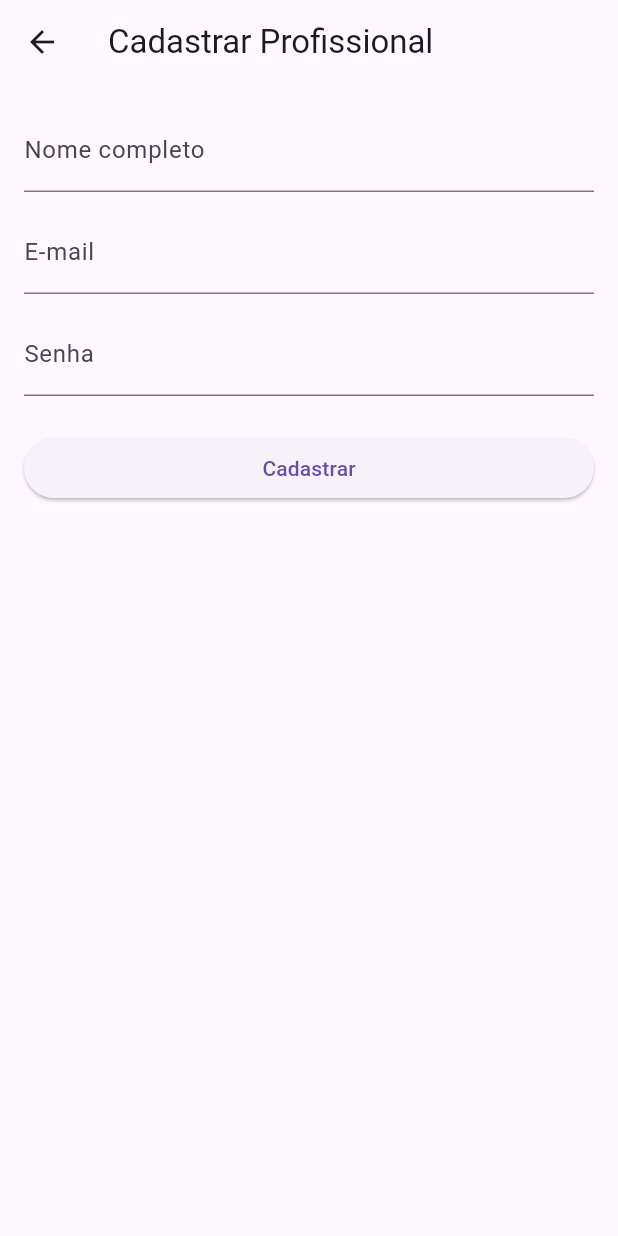
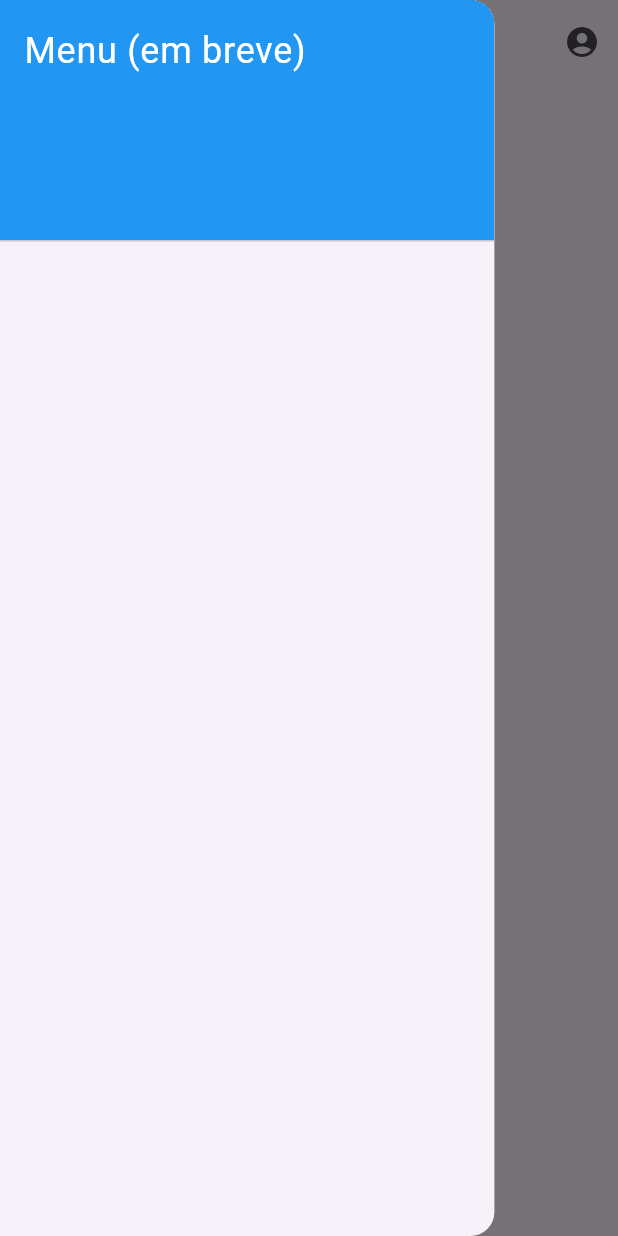
Before and after one commit to Cortexautocom/Navalha, a Flutter app: the CadastroProfissionalPage screen opened directly with empty values, with the side drawer open (before the commit the screen has no drawer), on a phone screen of 412 x 824 dp. Run offline on Flutter 3.47's test engine with Material 3 defaults, Android fonts, the light colour scheme and no system bars; our stand-ins replace cloud_firestore, firebase_auth, firebase_core; accounts and stored records are empty.

Commit message:
Foi criada a topbar padrão, correção de erros no acesso a dados na lista suspensa

```diff
--- a/lib/screens/cadastro_profissional.dart
+++ b/lib/screens/cadastro_profissional.dart
@@ -1,6 +1,7 @@
 import 'package:flutter/material.dart';
 import 'package:firebase_auth/firebase_auth.dart';
 import 'package:cloud_firestore/cloud_firestore.dart';
+import '../widgets/topbar.dart';
 
 class CadastroProfissionalPage extends StatefulWidget {
   final String salaoId; // ID do salão do admin logado
@@ -61,44 +62,22 @@ class _CadastroProfissionalPageState extends State<CadastroProfissionalPage> {
   @override
   Widget build(BuildContext context) {
     return Scaffold(
-      appBar: AppBar(title: const Text("Cadastrar Profissional")),
-      body: Padding(
-        padding: const EdgeInsets.all(16),
-        child: Form(
-          key: _formKey,
-          child: ListView(
-            children: [
-              TextFormField(
-                controller: _nomeController,
-                decoration: const InputDecoration(labelText: "Nome completo"),
-                validator: (v) => v == null || v.isEmpty ? "Informe o nome" : null,
-              ),
-              const SizedBox(height: 12),
-              TextFormField(
-                controller: _emailController,
-                decoration: const InputDecoration(labelText: "E-mail"),
-                validator: (v) =>
-                    v == null || !v.contains('@') ? "Digite um e-mail válido" : null,
-              ),
-              const SizedBox(height: 12),
-              TextFormField(
-                controller: _senhaController,
-                decoration: const InputDecoration(labelText: "Senha"),
-                obscureText: true,
-                validator: (v) =>
-                    v == null || v.length < 6 ? "Mínimo 6 caracteres" : null,
-              ),
-              const SizedBox(height: 24),
-              _loading
-                  ? const Center(child: CircularProgressIndicator())
-                  : ElevatedButton(
-                      onPressed: _cadastrarProfissional,
-                      child: const Text("Cadastrar"),
-                    ),
+        appBar: TopBar(title: "Navalha", drawer: const SizedBox()),
+        drawer: Drawer(
+            width: MediaQuery.of(context).size.width * 0.8,
+            child: ListView(
+            padding: EdgeInsets.zero,
+            children: const [
+                DrawerHeader(
+                decoration: BoxDecoration(color: Colors.blue),
+                child: Text("Menu (em breve)", style: TextStyle(color: Colors.white, fontSize: 24)),
+                ),
+                // Itens do menu do cliente/profissional serão criados depois
             ],
-          ),
+            ),
         ),
-      ),
-    );
+        body: const Center(child: Text("Bem-vindo")),
+        );
+
   }
 }
--- a/lib/screens/homeprofissional.dart
+++ b/lib/screens/homeprofissional.dart
@@ -1,4 +1,6 @@
 import 'package:flutter/material.dart';
+import '../widgets/topbar.dart';
+
 
 class HomeProfissional extends StatelessWidget {
   const HomeProfissional({super.key});
@@ -6,10 +8,25 @@ class HomeProfissional extends StatelessWidget {
   @override
   Widget build(BuildContext context) {
     return Scaffold(
-      appBar: AppBar(title: const Text('Agenda do Profissional')),
-      body: const Center(
-        child: Text('Aqui aparecerão os próximos cortes agendados.'),
+      appBar: TopBar(title: "Navalha", drawer: const SizedBox()),
+      drawer: Drawer(
+        width: MediaQuery.of(context).size.width * 0.8,
+        child: ListView(
+          padding: EdgeInsets.zero,
+          children: const [
+            DrawerHeader(
+              decoration: BoxDecoration(color: Colors.blue),
+              child: Text(
+                "Menu (em breve)",
+                style: TextStyle(color: Colors.white, fontSize: 24),
+              ),
+            ),
+            // Futuramente adicionamos os itens do menu aqui
+          ],
+        ),
       ),
+      body: const Center(child: Text("Bem-vindo, profissional")),
     );
+
   }
 }
--- /dev/null
+++ b/lib/widgets/topbar.dart
@@ -0,0 +1,64 @@
+import 'package:flutter/material.dart';
+import 'package:firebase_auth/firebase_auth.dart';
+
+class TopBar extends StatelessWidget implements PreferredSizeWidget {
+  final String title;
+  final Widget drawer; // menu lateral diferente para cada perfil
+
+  const TopBar({super.key, required this.title, required this.drawer});
+
+  @override
+  Size get preferredSize => const Size.fromHeight(kToolbarHeight);
+
+  @override
+  Widget build(BuildContext context) {
+    return AppBar(
+      leading: Builder(
+        builder: (context) => IconButton(
+          icon: const Icon(Icons.menu),
+          onPressed: () => Scaffold.of(context).openDrawer(),
+        ),
+      ),
+      title: Text(title),
+      centerTitle: true,
+      actions: [
+        PopupMenuButton<String>(
+          icon: const Icon(Icons.account_circle),
+          onSelected: (value) async {
+            if (value == "Perfil") {
+              // ação futura do perfil
+            } else if (value == "Sair") {
+              await FirebaseAuth.instance.signOut();
+              showDialog(
+                context: context,
+                builder: (_) => AlertDialog(
+                  title: const Text("Você foi desconectado"),
+                  actions: [
+                    TextButton(
+                      onPressed: () {
+                        Navigator.pop(context); // fecha modal
+                        Navigator.pushReplacementNamed(
+                            context, "/tela_inicial");
+                      },
+                      child: const Text("OK"),
+                    ),
+                  ],
+                ),
+              );
+            }
+          },
+          itemBuilder: (context) => [
+            const PopupMenuItem(
+              value: "Perfil",
+              child: Text("Perfil"),
+            ),
+            const PopupMenuItem(
+              value: "Sair",
+              child: Text("Sair"),
+            ),
+          ],
+        ),
+      ],
+    );
+  }
+}
```
Also changed, not shown: lib/screens/agendamento.dart (+48 -16 lines), lib/screens/homecliente.dart (+13 -11 lines), lib/screens/paineladmin.dart (+72 -55 lines).
